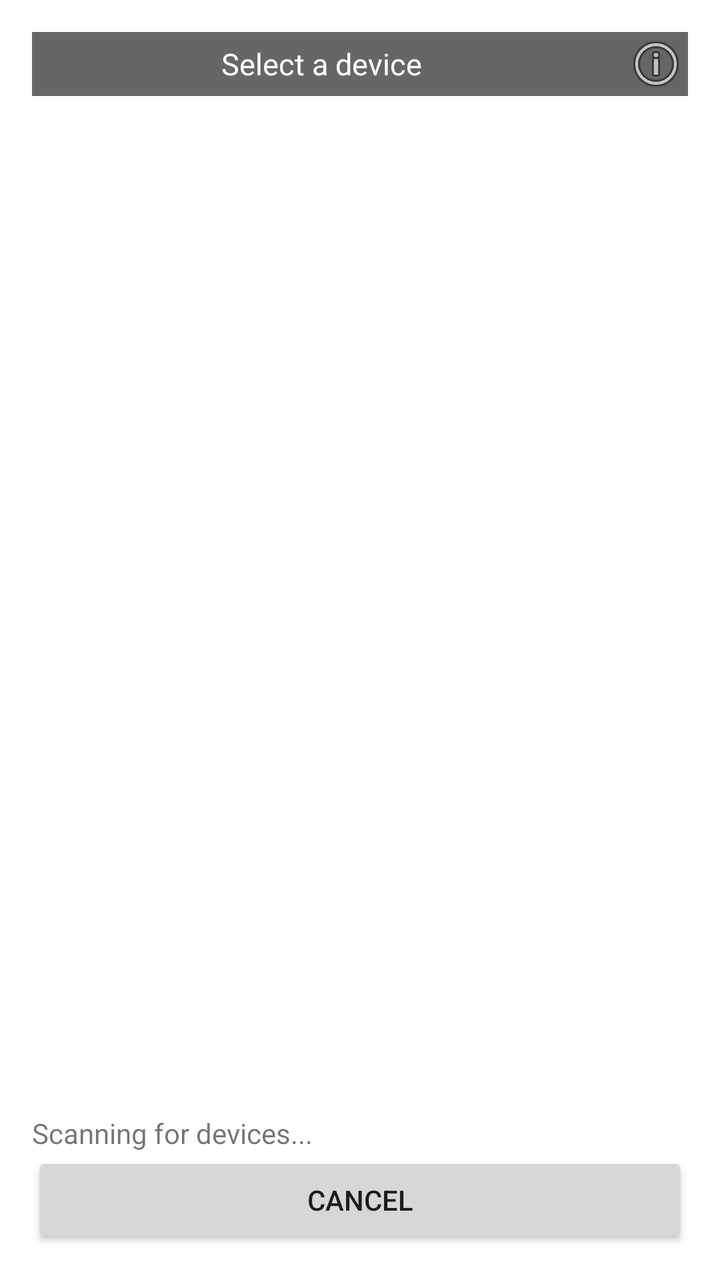
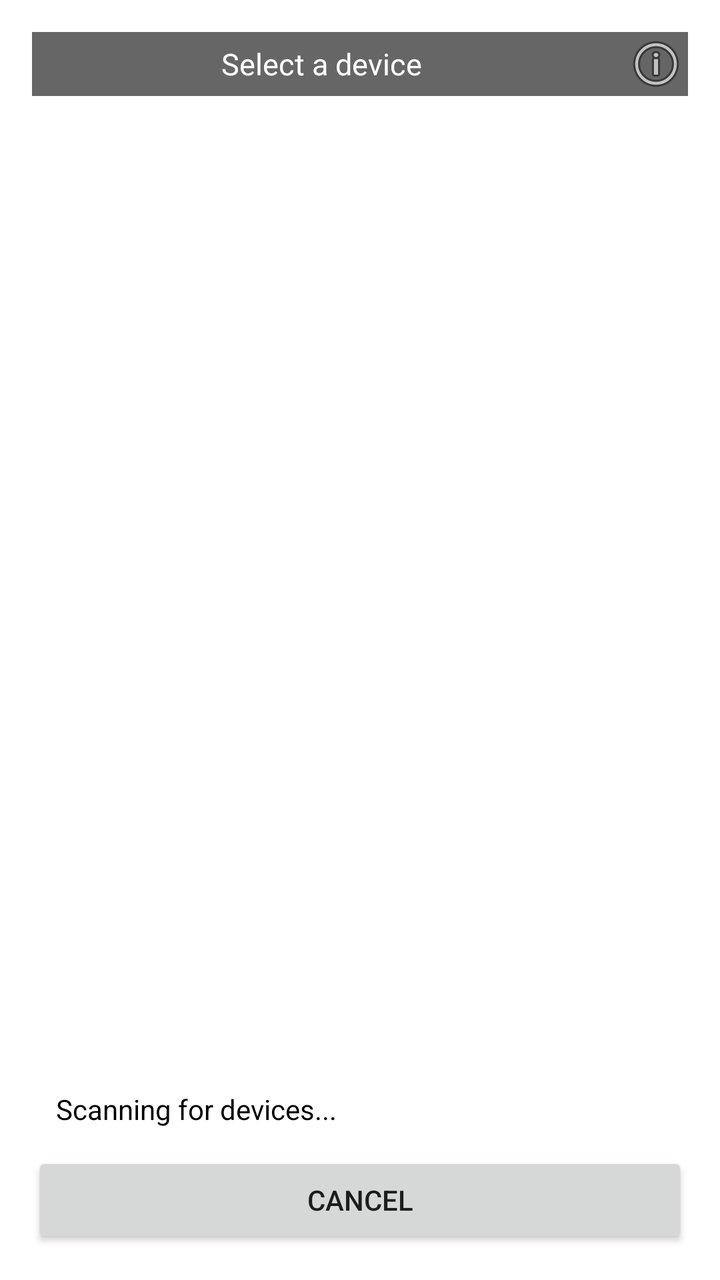

Screens rendered from an Android XML layout before and after an edit, with the pre-edit source and the edit as a unified diff.
<!-- AndroidManifest.xml: activity theme Theme.AppCompat.Light.Dialog -->
<!-- res/layout/device_list.xml -->
<?xml version="1.0" encoding="utf-8"?>
<LinearLayout xmlns:android="http://schemas.android.com/apk/res/android"
    android:layout_width="fill_parent"
    android:layout_height="fill_parent"
    android:fitsSystemWindows="true"
    android:orientation="vertical" >

    <RelativeLayout
        android:layout_width="fill_parent"
        android:layout_height="wrap_content"
        android:background="#666" >

        <TextView
            android:id="@+id/title_devices"
            android:layout_width="wrap_content"
            android:layout_height="wrap_content"
            android:layout_centerInParent="true"
            android:paddingLeft="12dp"
            android:paddingRight="50dp"
            android:text="@string/select_device"
            android:textColor="#fff"
            android:textSize="15dip" />

        <ImageView
            android:id="@+id/about"
            android:layout_width="wrap_content"
            android:layout_height="wrap_content"
            android:layout_alignParentRight="true"
            android:layout_centerVertical="true"
            android:src="@android:drawable/ic_menu_info_details" />
    </RelativeLayout>
    <LinearLayout android:layout_width="fill_parent"
        android:layout_height="fill_parent"
        android:orientation="vertical" >
        <ListView
            android:id="@+id/new_devices"
            android:layout_width="fill_parent"
            android:layout_height="fill_parent"
            android:layout_weight="2"
            android:stackFromBottom="true" />

        <TextView
            android:id="@+id/empty"
            android:layout_width="wrap_content"
            android:layout_height="wrap_content"
            android:text="@string/scanning" />

        <Button
            android:id="@+id/btn_cancel"
            android:layout_width="match_parent"
            android:layout_height="wrap_content"
            android:text="@android:string/cancel" />
    </LinearLayout>
</LinearLayout>
<!-- resources referenced by this layout -->
<resources>
  <string name="scanning">Scanning for devices...</string>
  <string name="select_device">Select a device</string>
</resources>

<!-- the commit's change to res/layout/device_list.xml (unified diff, before → after) -->
@@ -43,6 +43,8 @@
             android:id="@+id/empty"
             android:layout_width="wrap_content"
             android:layout_height="wrap_content"
+            android:padding="12dp"
+            android:textColor="#000"
             android:text="@string/scanning" />
 
         <Button
